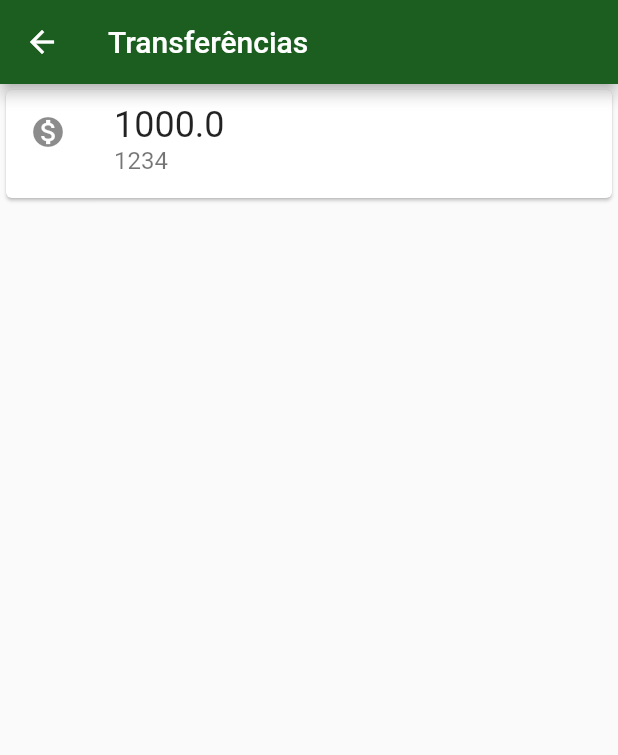
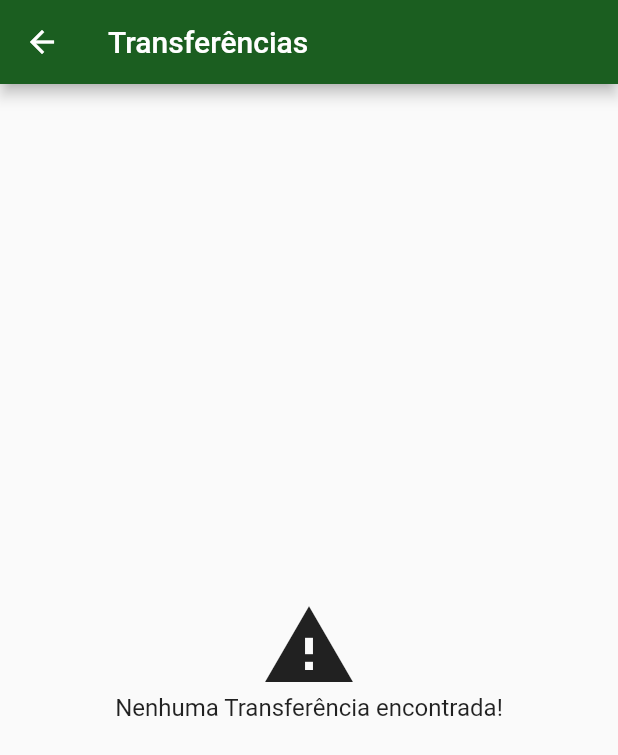
Before and after one commit to JoseCamilo/bytebank-flutter, a Flutter app: the screen it shows after launch, after a tap on "Transações", on a phone screen of 412 x 824 dp. Shown: the top 755 px of the screen. Run offline on Flutter 3.47's test engine with Material 2 defaults, Android fonts, the phone set to English and light mode, and no system bars; our stand-ins replace sqflite; accounts and stored records are empty; network calls fail.

Commit message:
implement get transferencias in Transações screen

```diff
--- /dev/null
+++ b/lib/components/mensagem_centralizada.dart
@@ -0,0 +1,40 @@
+import 'package:flutter/material.dart';
+
+class MenssagemCentralizada extends StatelessWidget {
+  final String menssagem;
+  final IconData icone;
+  final double sizeIcon;
+  final double fontSize;
+
+  MenssagemCentralizada(
+    this.menssagem, {
+    this.icone,
+    this.sizeIcon = 64,
+    this.fontSize = 24,
+  });
+
+  @override
+  Widget build(BuildContext context) {
+    return Center(
+      child: Column(
+        mainAxisAlignment: MainAxisAlignment.center,
+        crossAxisAlignment: CrossAxisAlignment.center,
+        children: [
+          Visibility(
+            child: Icon(
+              icone,
+              size: sizeIcon,
+            ),
+            visible: icone != null,
+          ),
+          Text(
+            menssagem,
+            style: TextStyle(
+              fontSize: fontSize,
+            ),
+          )
+        ],
+      ),
+    );
+  }
+}
--- /dev/null
+++ b/lib/components/progresso.dart
@@ -0,0 +1,32 @@
+import 'package:flutter/material.dart';
+
+class Progresso extends StatelessWidget {
+  final String message;
+  final double fontSize;
+
+  Progresso({this.message = 'Carregando...', this.fontSize = 24});
+
+  @override
+  Widget build(BuildContext context) {
+    return Center(
+      child: Column(
+        mainAxisAlignment: MainAxisAlignment.center,
+        crossAxisAlignment: CrossAxisAlignment.center,
+        children: [
+          Padding(
+            padding: const EdgeInsets.only(bottom: 24.0),
+            child: CircularProgressIndicator(
+              strokeWidth: 8,
+            ),
+          ),
+          Text(
+            message,
+            style: TextStyle(
+              fontSize: fontSize,
+            ),
+          ),
+        ],
+      ),
+    );
+  }
+}
--- /dev/null
+++ b/lib/http/webclient.dart
@@ -0,0 +1,25 @@
+import 'dart:convert';
+
+import 'package:bytebank/models/contato.dart';
+import 'package:bytebank/models/transferencia.dart';
+import 'package:http/http.dart';
+
+Future<List<Transferencia>> findAllTransferencias() async {
+  final Response response = await get('http://192.168.137.1:8080/transactions')
+      .timeout(Duration(seconds: 15));
+  final List<dynamic> jsonObj = jsonDecode(response.body);
+  final List<Transferencia> transferencias = List();
+
+  for (Map<String, dynamic> element in jsonObj) {
+    final Map<String, dynamic> contato = element['contact'];
+    final Transferencia transferencia = Transferencia(
+        element['value'],
+        Contato(
+          0,
+          contato['name'],
+          contato['accountNumber'],
+        ));
+    transferencias.add(transferencia);
+  }
+  return transferencias;
+}
--- a/lib/models/transferencia.dart
+++ b/lib/models/transferencia.dart
@@ -1,18 +1,16 @@
 import 'contato.dart';
 
 class Transferencia {
-  final int id;
   final double valor;
   final Contato contato;
 
   Transferencia(
-    this.id,
     this.valor,
     this.contato,
   );
 
   @override
   toString() {
-    return 'Transferencia{id: $id, valor: $valor, contato: $contato}';
+    return 'Transferencia{valor: $valor, contato: $contato}';
   }
 }
--- a/lib/screens/lista_contatos.dart
+++ b/lib/screens/lista_contatos.dart
@@ -1,3 +1,5 @@
+import 'package:bytebank/components/mensagem_centralizada.dart';
+import 'package:bytebank/components/progresso.dart';
 import 'package:bytebank/database/dao/contato_dao.dart';
 import 'package:bytebank/models/contato.dart';
 import 'package:bytebank/screens/form_contatos.dart';
@@ -23,16 +25,7 @@ class _ListaContatosState extends State<ListaContatos> {
             case ConnectionState.none:
               break;
             case ConnectionState.waiting:
-              return Center(
-                child: Column(
-                  mainAxisAlignment: MainAxisAlignment.center,
-                  crossAxisAlignment: CrossAxisAlignment.center,
-                  children: [
-                    CircularProgressIndicator(),
-                    Text('Carregando...')
-                  ],
-                ),
-              );
+              return Progresso();
               break;
             case ConnectionState.active:
               break;
@@ -47,8 +40,10 @@ class _ListaContatosState extends State<ListaContatos> {
               break;
           }
 
-          return Center(
-            child: Text('Erro ao carregar dados!!'),
+          return MenssagemCentralizada(
+            'Erro ao carregar dados!',
+            icone: Icons.warning,
+            fontSize: 16,
           );
         },
       ),
--- a/lib/screens/lista_transferencias.dart
+++ b/lib/screens/lista_transferencias.dart
@@ -1,5 +1,6 @@
-import 'package:bytebank/database/dao/contato_dao.dart';
-import 'package:bytebank/models/contato.dart';
+import 'package:bytebank/components/mensagem_centralizada.dart';
+import 'package:bytebank/components/progresso.dart';
+import 'package:bytebank/http/webclient.dart';
 import 'package:bytebank/models/transferencia.dart';
 import 'package:flutter/material.dart';
 
@@ -9,22 +10,43 @@ class ListaTransferencias extends StatefulWidget {
 }
 
 class _ListaTransferenciasState extends State<ListaTransferencias> {
-  final List<Transferencia> transferencias = List();
-
   @override
   Widget build(BuildContext context) {
-    transferencias.add(Transferencia(0, 1000, Contato(0, 'Jose', 1234)));
-
     return Scaffold(
       appBar: AppBar(
         title: Text('Transferências'),
       ),
-      body: ListView.builder(
-        itemBuilder: (context, index) {
-          return _TransferenciaItem(transferencias[index]);
-        },
-        itemCount: transferencias.length,
-      ),
+      body: FutureBuilder(
+          future: findAllTransferencias(),
+          builder: (context, snapshot) {
+            switch (snapshot.connectionState) {
+              case ConnectionState.none:
+                break;
+              case ConnectionState.waiting:
+                return Progresso();
+                break;
+              case ConnectionState.active:
+                break;
+              case ConnectionState.done:
+                if (snapshot.hasData) {
+                  final List<Transferencia> transferencias = snapshot.data;
+                  if (transferencias.isNotEmpty) {
+                    return ListView.builder(
+                      itemBuilder: (context, index) {
+                        return _TransferenciaItem(transferencias[index]);
+                      },
+                      itemCount: transferencias.length,
+                    );
+                  }
+                }
+                break;
+            }
+            return MenssagemCentralizada(
+              'Nenhuma Transferência encontrada!',
+              icone: Icons.warning,
+              fontSize: 16,
+            );
+          }),
     );
   }
 }
--- a/pubspec.yaml
+++ b/pubspec.yaml
@@ -25,7 +25,7 @@ dependencies:
     sdk: flutter
   sqflite:
   path:
-
+  http:
 
   # The following adds the Cupertino Icons font to your application.
   # Use with the CupertinoIcons class for iOS style icons.
```
Also changed, not shown: pubspec.lock.
